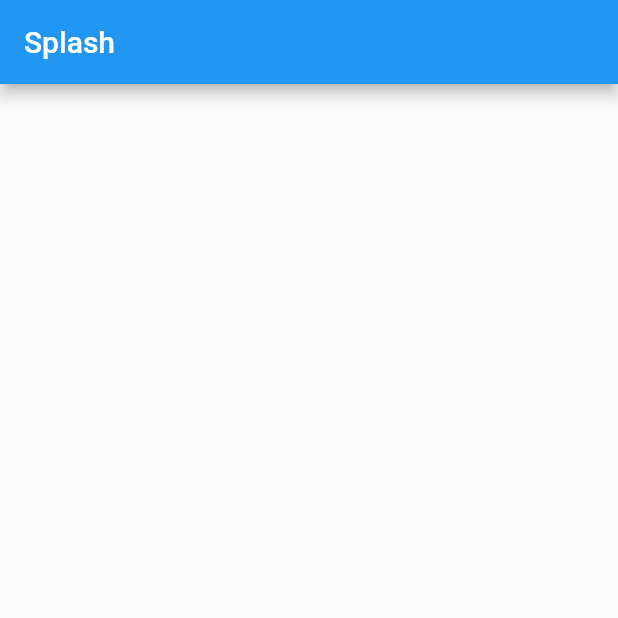
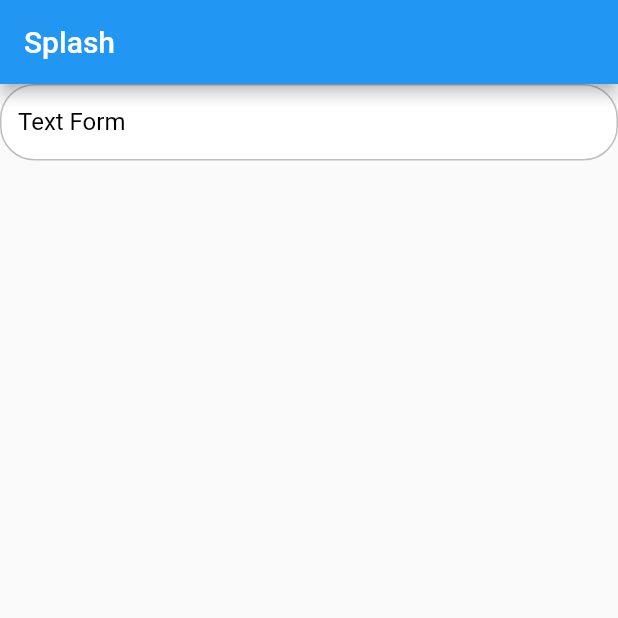
Before and after one commit to arielsardinha/vakinha_burger_flutter, a Flutter app: the screen it shows after launch, on a phone screen of 412 x 824 dp, the top half of it. Run offline on Flutter 3.47's test engine with Material 2 defaults, Android fonts, the phone set to English and light mode, and no system bars; our stand-ins replace get; Roboto replaces fonts that are missing (mplus1).

Commit message:
criando componente textFormField

```diff
--- /dev/null
+++ b/lib/app/core/ui/widgets/vakinha_textFormFild.dart
@@ -0,0 +1,48 @@
+import 'package:flutter/material.dart';
+import 'package:get/utils.dart';
+
+class VkTextFormField extends StatelessWidget {
+  final String label;
+  final TextEditingController? controller;
+  final bool obscureTtext;
+  final FormFieldValidator<String>? validator;
+  final ValueChanged<String>? onChange;
+  VkTextFormField({
+    Key? key,
+    required this.label,
+    this.obscureTtext = false,
+    this.controller,
+    this.validator,
+    this.onChange,
+  }) : super(key: key);
+
+  @override
+  Widget build(BuildContext context) {
+    return TextFormField(
+      controller: controller,
+      obscureText: obscureTtext,
+      validator: validator,
+      onChanged: onChange,
+      cursorColor: context.theme.primaryColor,
+      decoration: InputDecoration(
+          isDense: true,
+          labelText: label,
+          labelStyle: const TextStyle(color: Colors.black),
+          errorStyle: const TextStyle(color: Colors.redAccent),
+          border: OutlineInputBorder(
+            borderRadius: BorderRadius.circular(23),
+            borderSide: BorderSide(color: Colors.grey[400]!),
+          ),
+          enabledBorder: OutlineInputBorder(
+            borderRadius: BorderRadius.circular(23),
+            borderSide: BorderSide(color: Colors.grey[400]!),
+          ),
+          focusedBorder: OutlineInputBorder(
+            borderRadius: BorderRadius.circular(23),
+            borderSide: BorderSide(color: Colors.grey[400]!),
+          ),
+          filled: true,
+          fillColor: Colors.white),
+    );
+  }
+}
--- a/lib/app/modules/splash/splash_page.dart
+++ b/lib/app/modules/splash/splash_page.dart
@@ -1,4 +1,5 @@
 import 'package:flutter/material.dart';
+import 'package:vakinha_burger_mobile/app/core/ui/widgets/vakinha_textFormFild.dart';
 
 class SplashPage extends StatelessWidget {
   const SplashPage({Key? key}) : super(key: key);
@@ -9,7 +10,9 @@ class SplashPage extends StatelessWidget {
       appBar: AppBar(
         title: const Text('Splash'),
       ),
-      body: Container(),
+      body: VkTextFormField(
+        label: 'Text Form',
+      ),
     );
   }
 }
--- a/pubspec.yaml
+++ b/pubspec.yaml
@@ -30,6 +30,9 @@ dependencies:
   flutter:
     sdk: flutter
   get: ^4.6.1
+  get_storage: ^2.0.3
+  validatorless: ^1.2.1
+  intl: ^0.17.0
 
 
   # The following adds the Cupertino Icons font to your application.
```
Also changed, not shown: pubspec.lock.
